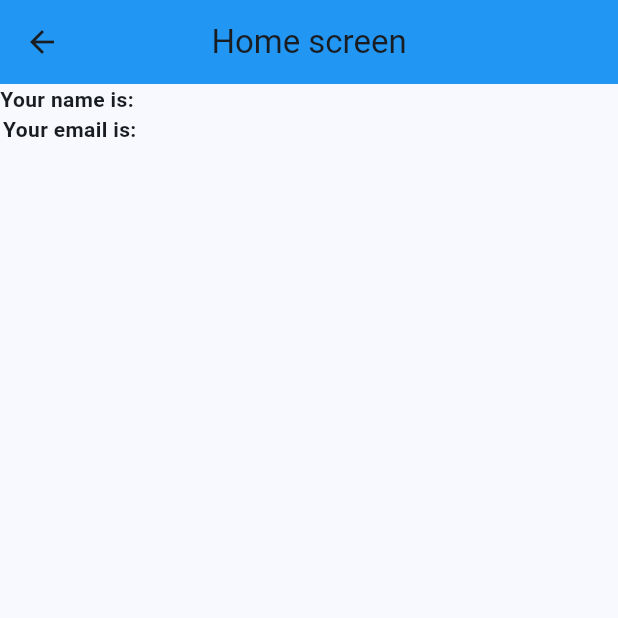
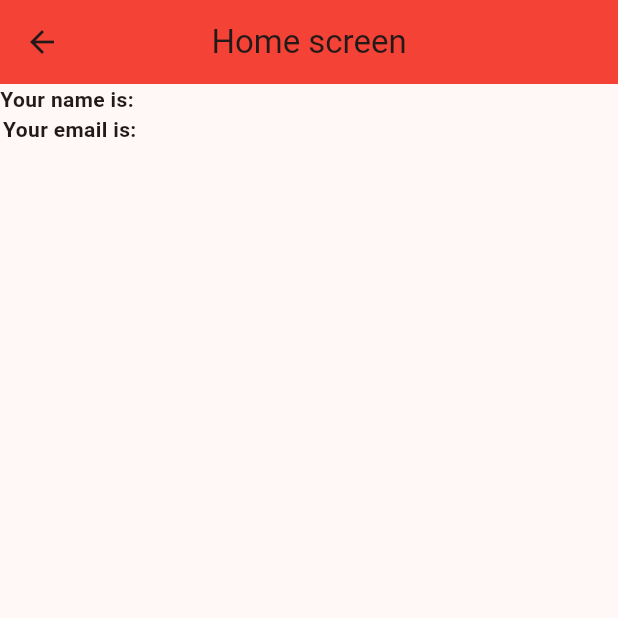
Before and after one commit to noura1812/demo, a Flutter app: the screen it shows after launch, after a tap on "register", on a phone screen of 412 x 824 dp, the top half of it. Run offline on Flutter 3.47's test engine with Material 3 defaults, Android fonts, the phone set to English and light mode, and no system bars.

Commit message:
change app color to red

```diff
--- a/lib/homeScreen.dart
+++ b/lib/homeScreen.dart
@@ -14,7 +14,7 @@ class HomeScreen extends StatelessWidget {
   Widget build(BuildContext context) {
     return Scaffold(
       appBar: AppBar(
-        backgroundColor: Colors.blue,
+        backgroundColor: Colors.red,
         title: Text('Home screen'),
         centerTitle: true,
       ),
--- a/lib/main.dart
+++ b/lib/main.dart
@@ -15,7 +15,7 @@ class MyApp extends StatelessWidget {
     return MaterialApp(
         title: 'Flutter Demo',
         theme: ThemeData(
-          colorScheme: ColorScheme.fromSeed(seedColor: Colors.blue),
+          colorScheme: ColorScheme.fromSeed(seedColor: Colors.red),
           useMaterial3: true,
         ),
         routes: {
--- a/lib/register.dart
+++ b/lib/register.dart
@@ -20,7 +20,7 @@ class _RegisterScreenState extends State<RegisterScreen> {
       appBar: AppBar(
         title: Text('register'),
         centerTitle: true,
-        backgroundColor: Colors.blue,
+        backgroundColor: Colors.red,
       ),
       body: Column(
         mainAxisAlignment: MainAxisAlignment.center,
```
